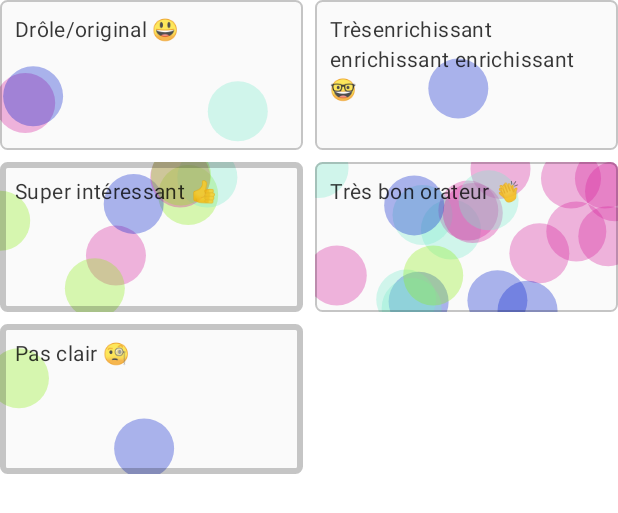
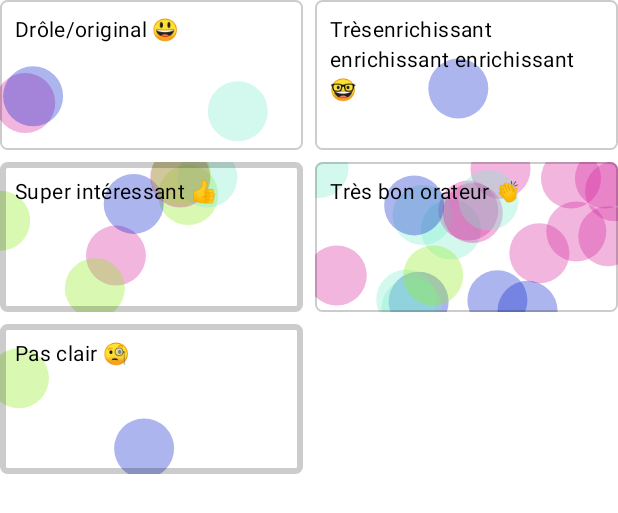
Before and after one commit to paug/openfeedback-sdk-kotlin, an Android app built with Jetpack Compose: the @Preview function VoteItemsPreview, on a phone screen of 412 x 824 dp. Shown: the top 513 px of the screen. Run offline under Robolectric (Android 15) with nearby library versions, the phone set to English and light mode, and no system bars.

Commit message:
refactor: Use MaterialTheme everyone to allow light/dark theme.

```diff
--- a/openfeedback-ui/src/main/java/io/openfeedback/android/components/PoweredBy.kt
+++ b/openfeedback-ui/src/main/java/io/openfeedback/android/components/PoweredBy.kt
@@ -22,7 +22,7 @@ import io.openfeedback.android.ui.R
 fun PoweredBy(
     modifier: Modifier = Modifier,
     style: TextStyle = MaterialTheme.typography.body2,
-    color: Color = Color(0, 0, 0, 200)
+    color: Color = MaterialTheme.colors.onBackground
 ) {
     Row(
         modifier = modifier.semantics(mergeDescendants = true) {
--- a/openfeedback-ui/src/main/java/io/openfeedback/android/components/VoteCard.kt
+++ b/openfeedback-ui/src/main/java/io/openfeedback/android/components/VoteCard.kt
@@ -6,9 +6,7 @@ import androidx.compose.foundation.layout.Box
 import androidx.compose.foundation.layout.fillMaxSize
 import androidx.compose.foundation.layout.height
 import androidx.compose.foundation.layout.padding
-import androidx.compose.foundation.layout.wrapContentSize
 import androidx.compose.foundation.shape.RoundedCornerShape
-import androidx.compose.material.Card
 import androidx.compose.material.MaterialTheme
 import androidx.compose.material.Surface
 import androidx.compose.material.Text
@@ -18,7 +16,6 @@ import androidx.compose.ui.geometry.Offset
 import androidx.compose.ui.graphics.Color
 import androidx.compose.ui.graphics.drawscope.Fill
 import androidx.compose.ui.text.TextStyle
-import androidx.compose.ui.text.style.TextAlign
 import androidx.compose.ui.tooling.preview.Preview
 import androidx.compose.ui.unit.dp
 import io.openfeedback.android.model.UIVoteItem
@@ -28,14 +25,13 @@ fun VoteCard(
     voteModel: UIVoteItem,
     modifier: Modifier = Modifier,
     style: TextStyle = MaterialTheme.typography.body2,
-    backgroundColor: Color = Color(0, 0, 0, 5),
-    contentColor: Color = Color(0, 0, 0, 200),
-    borderColor: Color = Color(0, 0, 0, 54),
+    backgroundColor: Color = MaterialTheme.colors.surface,
+    contentColor: Color = MaterialTheme.colors.onSurface,
 ) {
     val border = if (voteModel.votedByUser) 4.dp else 1.dp
     Surface(
         shape = RoundedCornerShape(5.dp),
-        border = BorderStroke(border, borderColor),
+        border = BorderStroke(border, contentColor.copy(alpha = .2f)),
         color = backgroundColor,
         modifier = modifier
     ) {
--- a/openfeedback-ui/src/main/java/io/openfeedback/android/components/VoteItems.kt
+++ b/openfeedback-ui/src/main/java/io/openfeedback/android/components/VoteItems.kt
@@ -6,7 +6,6 @@ import androidx.compose.foundation.layout.Arrangement
 import androidx.compose.foundation.layout.Box
 import androidx.compose.foundation.layout.Column
 import androidx.compose.foundation.layout.Row
-import androidx.compose.foundation.layout.fillMaxWidth
 import androidx.compose.material.ripple.rememberRipple
 import androidx.compose.runtime.Composable
 import androidx.compose.runtime.remember
@@ -40,7 +39,7 @@ fun VoteItems(
                         VoteCard(
                             voteModel = voteItem,
                             modifier = Modifier.clickable(
-                                role = Role.RadioButton,
+                                role = Role.Button,
                                 interactionSource = remember { MutableInteractionSource() },
                                 indication = rememberRipple(bounded = true),
                                 onClick = { onClick(voteItem) }
--- a/sample-app/src/main/java/io/openfeedback/android/sample/MainActivity.kt
+++ b/sample-app/src/main/java/io/openfeedback/android/sample/MainActivity.kt
@@ -8,12 +8,14 @@ import androidx.compose.material.Scaffold
 import androidx.compose.ui.Modifier
 import androidx.compose.ui.unit.dp
 import io.openfeedback.android.components.SessionFeedbackContainer
+import io.openfeedback.android.sample.theme.OpenFeedbackTheme
 
 class MainActivity : AppCompatActivity() {
     override fun onCreate(savedInstanceState: Bundle?) {
         super.onCreate(savedInstanceState)
         val openFeedback = (applicationContext as MainApplication).openFeedback
         setContent {
+            OpenFeedbackTheme {
                 Scaffold {
                     SessionFeedbackContainer(
                         openFeedback = openFeedback,
@@ -25,3 +27,4 @@ class MainActivity : AppCompatActivity() {
             }
         }
     }
+}
```
Also changed, not shown: sample-app/src/main/java/io/openfeedback/android/sample/theme/Colors.kt (added, +17 -0 lines), sample-app/src/main/java/io/openfeedback/android/sample/theme/OpenFeedbackTheme.kt (added, +12 -0 lines). Lines whose indentation alone changed are shown as unchanged.
